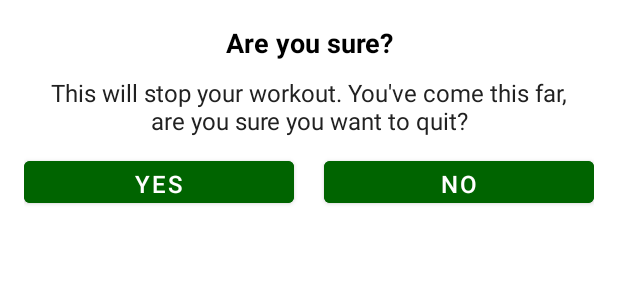
After one commit to Ajay-Singh-Dabi/WorkITOUT, an Android app: the layout custom_dialog_back_confirmation.xml on its own in the app's theme, with its tools: preview values and no code run, on a phone screen of 412 x 824 dp. The commit adds this screen. Shown: the top 300 px of the screen. Run offline under Robolectric (Android 15) with nearby library versions, the phone set to English and light mode, and no system bars.

Commit message:
Custom Dialog added for Back button

```diff
--- a/app/src/main/java/com/example/work_it_out/ExerciseActivity.kt
+++ b/app/src/main/java/com/example/work_it_out/ExerciseActivity.kt
@@ -1,5 +1,6 @@
 package com.example.work_it_out
 
+import android.app.Dialog
 import android.content.Intent
 import android.media.MediaPlayer
 import android.net.Uri
@@ -12,6 +13,7 @@ import android.view.View
 import android.widget.Toast
 import androidx.recyclerview.widget.LinearLayoutManager
 import com.example.work_it_out.databinding.ActivityExerciseBinding
+import com.example.work_it_out.databinding.CustomDialogBackConfirmationBinding
 import java.util.*
 import kotlin.collections.ArrayList
 
@@ -52,7 +54,7 @@ class ExerciseActivity : AppCompatActivity(), TextToSpeech.OnInitListener {
         tts = TextToSpeech(this,this)
 
         binding?.toolBarExercise?.setNavigationOnClickListener {
-            onBackPressed()
+            customDialogForBackButton()
             setupRestView()
         }
 
@@ -115,6 +117,26 @@ class ExerciseActivity : AppCompatActivity(), TextToSpeech.OnInitListener {
             }
 
         }.start()
+    }
+
+    private fun customDialogForBackButton(){
+        val customDialog = Dialog(this)
+        val dialogBinding  = CustomDialogBackConfirmationBinding.inflate(layoutInflater)
+        customDialog.setContentView(dialogBinding.root)
+        customDialog.setCanceledOnTouchOutside(false)
+        dialogBinding.btnYes.setOnClickListener {
+            this@ExerciseActivity.finish()
+            customDialog.dismiss()
+        }
+        dialogBinding.btnNo.setOnClickListener {
+            customDialog.dismiss()
+        }
+        customDialog.show()
+
+    }
+
+    override fun onBackPressed() {
+        customDialogForBackButton()
     }
 
     private fun setupRestView(){
--- /dev/null
+++ b/app/src/main/res/layout/custom_dialog_back_confirmation.xml
@@ -0,0 +1,59 @@
+<?xml version="1.0" encoding="utf-8"?>
+<LinearLayout xmlns:android="http://schemas.android.com/apk/res/android"
+    android:layout_width="match_parent"
+    android:layout_height="wrap_content"
+    android:gravity="center"
+    android:orientation="vertical"
+    android:padding="16dp">
+
+    <TextView
+        android:layout_width="match_parent"
+        android:layout_height="wrap_content"
+        android:gravity="center"
+        android:text="Are you sure?"
+        android:textColor="@android:color/black"
+        android:textSize="18sp"
+        android:textStyle="bold" />
+
+    <TextView
+        android:layout_width="match_parent"
+        android:layout_height="wrap_content"
+        android:layout_marginStart="10dp"
+        android:layout_marginTop="10dp"
+        android:layout_marginEnd="10dp"
+        android:gravity="center"
+        android:text="This will stop your workout. You\'ve come this far, are you sure you want to quit?"
+        android:textColor="#212121"
+        android:textSize="16sp" />
+
+    <LinearLayout
+        android:layout_width="match_parent"
+        android:layout_height="wrap_content"
+        android:layout_marginTop="10dp"
+        android:orientation="horizontal">
+
+        <Button
+            android:id="@+id/btnYes"
+            android:layout_width="0dp"
+            android:layout_height="40dp"
+            android:layout_marginEnd="10dp"
+            android:layout_weight="1"
+            android:backgroundTint="@color/colorAccent"
+            android:gravity="center"
+            android:text="YES"
+            android:textColor="#FFFFFF"
+            android:textSize="16sp" />
+
+        <Button
+            android:id="@+id/btnNo"
+            android:layout_width="0dp"
+            android:layout_height="40dp"
+            android:layout_marginStart="10dp"
+            android:layout_weight="1"
+            android:backgroundTint="@color/colorAccent"
+            android:gravity="center"
+            android:text="NO"
+            android:textColor="#FFFFFF"
+            android:textSize="16sp" />
+    </LinearLayout>
+</LinearLayout>
```
